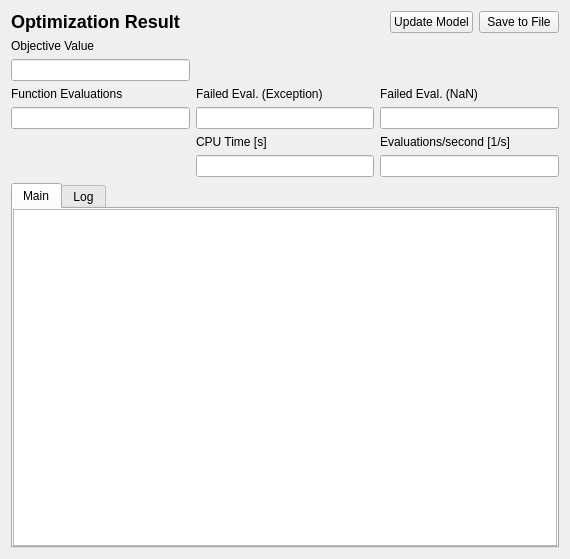
Old version of the form copasi/UI/CQOptimizationResult.ui in the repository copasi/COPASI.
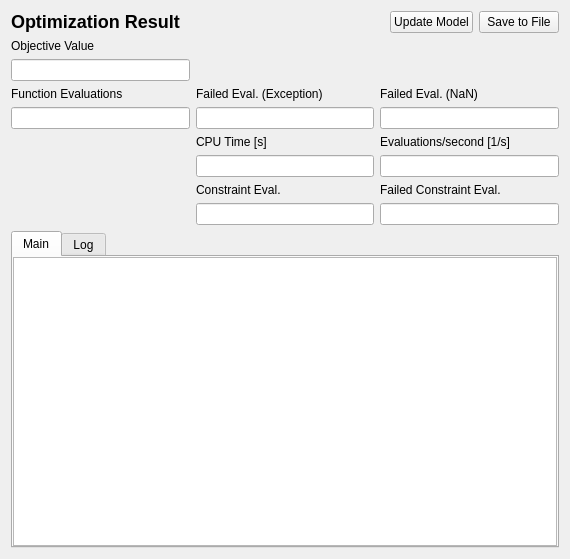
New version of the form. Custom widgets are drawn as their Qt base class.

Commit message: - issue 3159: return / display counters for constraint violations

Patch:
```diff
--- a/copasi/UI/CQOptimizationResult.ui
+++ b/copasi/UI/CQOptimizationResult.ui
@@ -88,6 +88,40 @@
        </property>
       </widget>
      </item>
+		<item row="6" column="1">
+			<widget class="QLabel" name="mpLblConstraintCounter">
+				<property name="text">
+					<string>Constraint Eval.</string>
+				</property>
+				<property name="wordWrap">
+					<bool>false</bool>
+				</property>
+			</widget>
+		</item>
+		<item row="7" column="1">
+			<widget class="QLineEdit" name="mpEditConstraint">
+				<property name="readOnly">
+					<bool>true</bool>
+				</property>
+			</widget>
+		</item>
+		<item row="6" column="2">
+			<widget class="QLabel" name="mpLblFailedConstraintCounter">
+				<property name="text">
+					<string>Failed Constraint Eval.</string>
+				</property>
+				<property name="wordWrap">
+					<bool>false</bool>
+				</property>
+			</widget>
+		</item>
+		<item row="7" column="2">
+			<widget class="QLineEdit" name="mpEditFailedConstraint">
+				<property name="readOnly">
+					<bool>true</bool>
+				</property>
+			</widget>
+		</item>
      <item row="5" column="2">
       <widget class="QLineEdit" name="mpEditSpeed">
        <property name="readOnly">
```
Left out of the diff: 2 changed lines with no effect on the pictures. The commit also changes 6 other files.
